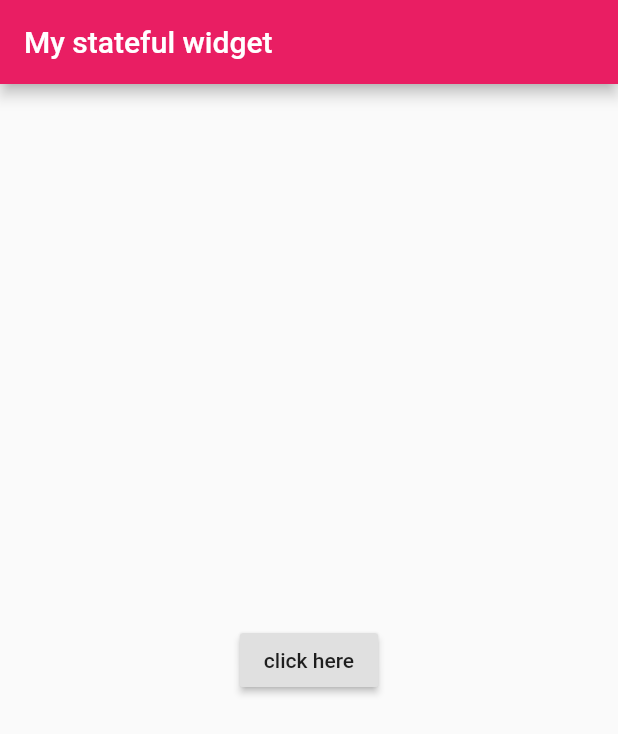
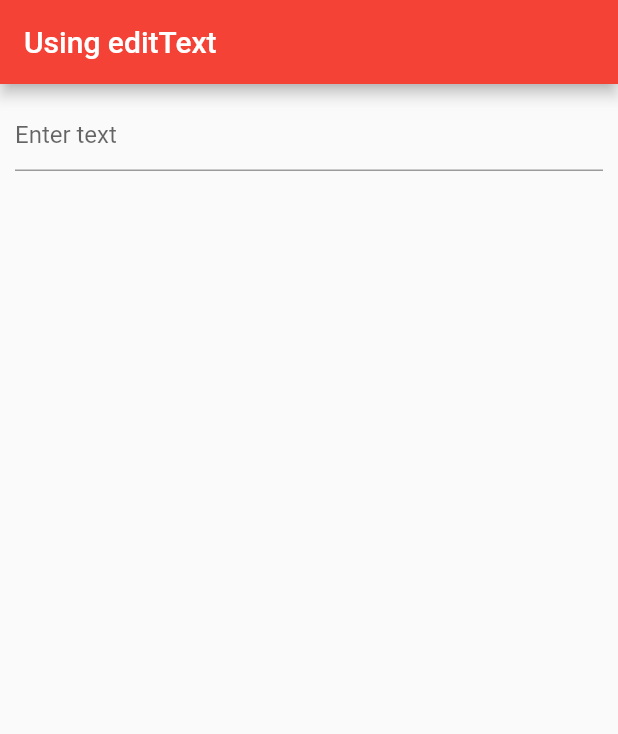
Before and after one commit to abhijeetvader9287/flutter_first, a Flutter app: the screen it shows after launch, on a phone screen of 412 x 824 dp. Shown: the top 734 px of the screen. Run offline on Flutter 3.47's test engine with Material 2 defaults, Android fonts, the phone set to English and light mode, and no system bars.

Commit message:
edit text sample added

```diff
--- a/lib/main.dart
+++ b/lib/main.dart
@@ -3,7 +3,7 @@ import 'package:flutter/material.dart';
 void main() {
   runApp(MaterialApp(
     title: "My first app",
-    home: MyStateFullWidget(),
+    home: MyEditText(),
     /* Scaffold(
       appBar: AppBar(
         title: Text("My first app appBar"),
@@ -181,6 +181,68 @@ class MyStateFullWidgetState extends State<MyStateFullWidget>
 }
 /*************************/
 
+/************************************/
+class MyEditText extends StatefulWidget{
+  @override
+  State<StatefulWidget> createState() {
+    // TODO: implement createState
+    return MyEditTextState();
+  }
+
+}
+class MyEditTextState extends State<MyEditText>{
+  String results="";
+  final TextEditingController controller=TextEditingController();
+
+
+  @override
+  Widget build(BuildContext context) {
+    // TODO: implement build
+    return Scaffold(
+      appBar: AppBar(
+        title: Text("Using editText"),
+        backgroundColor: Colors.red,
+      ),
+      body:Container(
+        padding: const EdgeInsets.all(10.0),
+        child: Center(
+          child: Column(
+            crossAxisAlignment: CrossAxisAlignment.stretch,
+            children: <Widget>[
+              TextField(
+                decoration: (InputDecoration(
+                  hintText: "Enter text"
+                )),
+                onSubmitted: (String strText){
+                  setState(() {
+                    results=results+"\n"+strText;
+                    controller.text="";
+                  });
+                },
+                controller: controller,
+              ),
+              Text(results)
+            ],
+          ),
+        ),
+
+      )
+    );
+  }
+
+}
+/**************************************/
+
+
+
+
+
+
+
+
+
+
+
 
 
 
```
